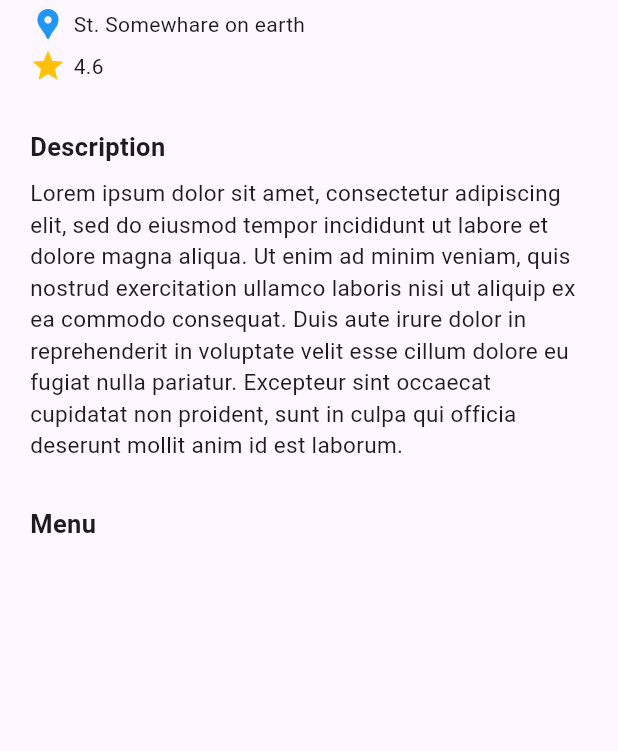
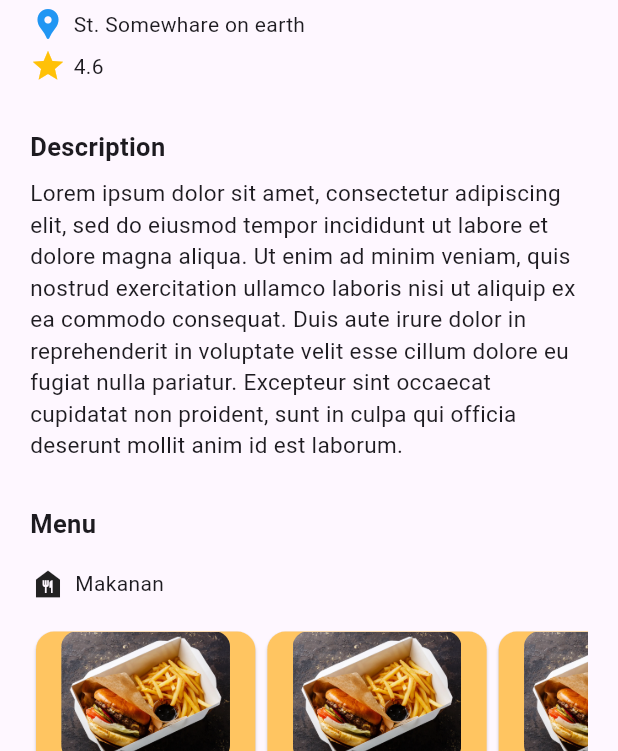
Before and after one commit to ramadhanialfarizi/restaurant-app-dicoding, a Flutter app: the DetailScreen screen opened by its route, on a phone screen of 412 x 824 dp, the part 485-1236 px from its top. Run offline on Flutter 3.47's test engine with Material 2 defaults, Android fonts, the light colour scheme and no system bars.

Commit message:
slicing detail screen

```diff
--- a/lib/app/view/detail_screen/detail_screen.dart
+++ b/lib/app/view/detail_screen/detail_screen.dart
@@ -1,4 +1,5 @@
 import 'package:flutter/material.dart';
+import 'package:restaurant_app/app/view/detail_screen/widget/food_menu.dart';
 
 class DetailScreen extends StatefulWidget {
   const DetailScreen({super.key});
@@ -11,8 +12,9 @@ class _DetailScreenState extends State<DetailScreen> {
   @override
   Widget build(BuildContext context) {
     return Scaffold(
-      body: SingleChildScrollView(
-        child: SafeArea(
+      resizeToAvoidBottomInset: true,
+      body: SafeArea(
+        child: SingleChildScrollView(
           child: Column(
             children: [
               ClipRRect(
@@ -87,9 +89,44 @@ class _DetailScreenState extends State<DetailScreen> {
                     ),
                     const Text(
                       'Menu',
-                      style:
-                          TextStyle(fontWeight: FontWeight.bold, fontSize: 17),
+                      style: TextStyle(
+                        fontWeight: FontWeight.bold,
+                        fontSize: 17,
+                      ),
                     ),
+                    SizedBox(
+                      height: 16,
+                    ),
+                    Row(
+                      children: [
+                        Icon(Icons.food_bank),
+                        const SizedBox(
+                          width: 6,
+                        ),
+                        Text('Makanan'),
+                      ],
+                    ),
+                    SizedBox(
+                      height: 16,
+                    ),
+                    const FoodMenu(),
+                    SizedBox(
+                      height: 30,
+                    ),
+                    Row(
+                      children: [
+                        Icon(Icons.local_drink),
+                        const SizedBox(
+                          width: 6,
+                        ),
+                        Text('Minuman'),
+                      ],
+                    ),
+                    SizedBox(
+                      height: 16,
+                    ),
+                    // nanti diganti
+                    const FoodMenu(),
                   ],
                 ),
               ),
--- /dev/null
+++ b/lib/app/view/detail_screen/widget/drink_menu.dart
@@ -0,0 +1,15 @@
+import 'package:flutter/material.dart';
+
+class DrinkMenu extends StatefulWidget {
+  const DrinkMenu({super.key});
+
+  @override
+  State<DrinkMenu> createState() => _DrinkMenuState();
+}
+
+class _DrinkMenuState extends State<DrinkMenu> {
+  @override
+  Widget build(BuildContext context) {
+    return Container();
+  }
+}
--- /dev/null
+++ b/lib/app/view/detail_screen/widget/food_menu.dart
@@ -0,0 +1,68 @@
+import 'package:flutter/material.dart';
+
+class FoodMenu extends StatefulWidget {
+  const FoodMenu({super.key});
+
+  @override
+  State<FoodMenu> createState() => _FoodMenuState();
+}
+
+class _FoodMenuState extends State<FoodMenu> {
+  @override
+  Widget build(BuildContext context) {
+    return Container(
+      height: 180,
+      width: double.infinity,
+      child: ListView.builder(
+        //physics: const NeverScrollableScrollPhysics(),
+        scrollDirection: Axis.horizontal,
+        shrinkWrap: true,
+        itemCount: 7,
+        itemBuilder: (context, index) {
+          return cardMenu();
+        },
+      ),
+    );
+  }
+
+  Widget cardMenu() {
+    return SizedBox(
+      // width: 200,
+      child: Card(
+        clipBehavior: Clip.antiAlias,
+        color: Color.fromARGB(255, 255, 197, 97),
+        child: Column(
+          children: [
+            Expanded(
+              child: ClipRRect(
+                borderRadius: BorderRadius.circular(10),
+                child: Image.asset(
+                  'assets/images/food_image.jpg',
+                  fit: BoxFit.contain,
+                ),
+              ),
+            ),
+            Expanded(
+              child: Padding(
+                padding: const EdgeInsets.all(16),
+                child: Column(
+                  crossAxisAlignment: CrossAxisAlignment.start,
+                  children: [
+                    const Text(
+                      'Makanan 1 aaaaa',
+                      style: TextStyle(fontWeight: FontWeight.bold),
+                    ),
+                    const SizedBox(
+                      height: 4,
+                    ),
+                    const Text('IDR 5.000')
+                  ],
+                ),
+              ),
+            ),
+          ],
+        ),
+      ),
+    );
+  }
+}
--- a/lib/app/view/home_screen/home_screen.dart
+++ b/lib/app/view/home_screen/home_screen.dart
@@ -16,6 +16,7 @@ class _HomeScreenState extends State<HomeScreen> {
       //   centerTitle: false,
       // ),
       body: SingleChildScrollView(
+        physics: ScrollPhysics(),
         child: SafeArea(
           child: Padding(
             padding: const EdgeInsets.all(20.0),
@@ -33,21 +34,14 @@ class _HomeScreenState extends State<HomeScreen> {
                 const SizedBox(
                   height: 20,
                 ),
-                ListView(
-                  //scrollDirection: Axis.horizontal,
+                ListView.builder(
+                  physics: const NeverScrollableScrollPhysics(),
+                  scrollDirection: Axis.vertical,
+                  itemCount: 10,
                   shrinkWrap: true,
-                  children: [
-                    restaurantCard(),
-                    restaurantCard(),
-                    restaurantCard(),
-                    restaurantCard(),
-                    restaurantCard(),
-                    restaurantCard(),
-                    restaurantCard(),
-                    restaurantCard(),
-                    restaurantCard(),
-                    restaurantCard(),
-                  ],
+                  itemBuilder: (context, index) {
+                    return restaurantCard();
+                  },
                 ),
               ],
             ),
@@ -69,7 +63,7 @@ class _HomeScreenState extends State<HomeScreen> {
           children: [
             Expanded(
               child: ClipRRect(
-                borderRadius: BorderRadius.circular(38.0),
+                borderRadius: BorderRadius.circular(20.0),
                 child: Image.asset(
                   'assets/images/restaurant.jpeg',
                   scale: 3.9,
--- a/pubspec.yaml
+++ b/pubspec.yaml
@@ -37,6 +37,7 @@ dependencies:
   # Use with the CupertinoIcons class for iOS style icons.
   cupertino_icons: ^1.0.2
   flutter_svg: ^1.1.6
+  carousel_slider: ^4.2.1
 
 dev_dependencies:
   flutter_test:
```
Also changed, not shown: assets/images/food_image.jpg (added), pubspec.lock.
